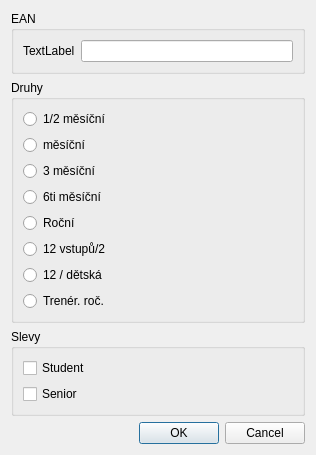
Above: ui/shoppermdlg.ui from kaje44/helasho before the change. Below: the same form after it.
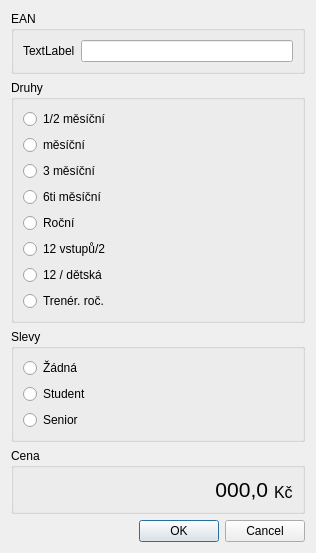
That is the form after the change.

```diff
--- a/ui/shoppermdlg.ui
+++ b/ui/shoppermdlg.ui
@@ -7,7 +7,7 @@
     <x>0</x>
     <y>0</y>
     <width>316</width>
-    <height>440</height>
+    <height>489</height>
    </rect>
   </property>
   <property name="windowTitle">
@@ -105,14 +105,21 @@
      </property>
      <layout class="QVBoxLayout" name="verticalLayout_2">
       <item>
-       <widget class="QCheckBox" name="checkBox">
+       <widget class="QRadioButton" name="radioButton_10">
+        <property name="text">
+         <string>Žádná</string>
+        </property>
+       </widget>
+      </item>
+      <item>
+       <widget class="QRadioButton" name="radioButton_9">
         <property name="text">
          <string>Student</string>
         </property>
        </widget>
       </item>
       <item>
-       <widget class="QCheckBox" name="checkBox_2">
+       <widget class="QRadioButton" name="radioButton_11">
         <property name="text">
          <string>Senior</string>
         </property>
@@ -121,6 +128,60 @@
      </layout>
     </widget>
    </item>
+   <item>
+    <widget class="QGroupBox" name="groupBox_4">
+     <property name="title">
+      <string>Cena</string>
+     </property>
+     <layout class="QHBoxLayout" name="horizontalLayout_2">
+      <item>
+       <spacer name="horizontalSpacer">
+        <property name="orientation">
+         <enum>Qt::Horizontal</enum>
+        </property>
+        <property name="sizeHint" stdset="0">
+         <size>
+          <width>40</width>
+          <height>20</height>
+         </size>
+        </property>
+       </spacer>
+      </item>
+      <item>
+       <widget class="QLabel" name="label_2">
+        <property name="font">
+         <font>
+          <pointsize>16</pointsize>
+          <weight>50</weight>
+          <bold>false</bold>
+         </font>
+        </property>
+        <property name="text">
+         <string>000,0</string>
+        </property>
+        <property name="alignment">
+         <set>Qt::AlignRight|Qt::AlignTrailing|Qt::AlignVCenter</set>
+        </property>
+       </widget>
+      </item>
+      <item>
+       <widget class="QLabel" name="label_3">
+        <property name="font">
+         <font>
+          <pointsize>12</pointsize>
+         </font>
+        </property>
+        <property name="text">
+         <string>Kč</string>
+        </property>
+        <property name="alignment">
+         <set>Qt::AlignBottom|Qt::AlignLeading|Qt::AlignLeft</set>
+        </property>
+       </widget>
+      </item>
+     </layout>
+    </widget>
+   </item>
    <item>
     <widget class="QDialogButtonBox" name="buttonBox">
      <property name="orientation">
```
